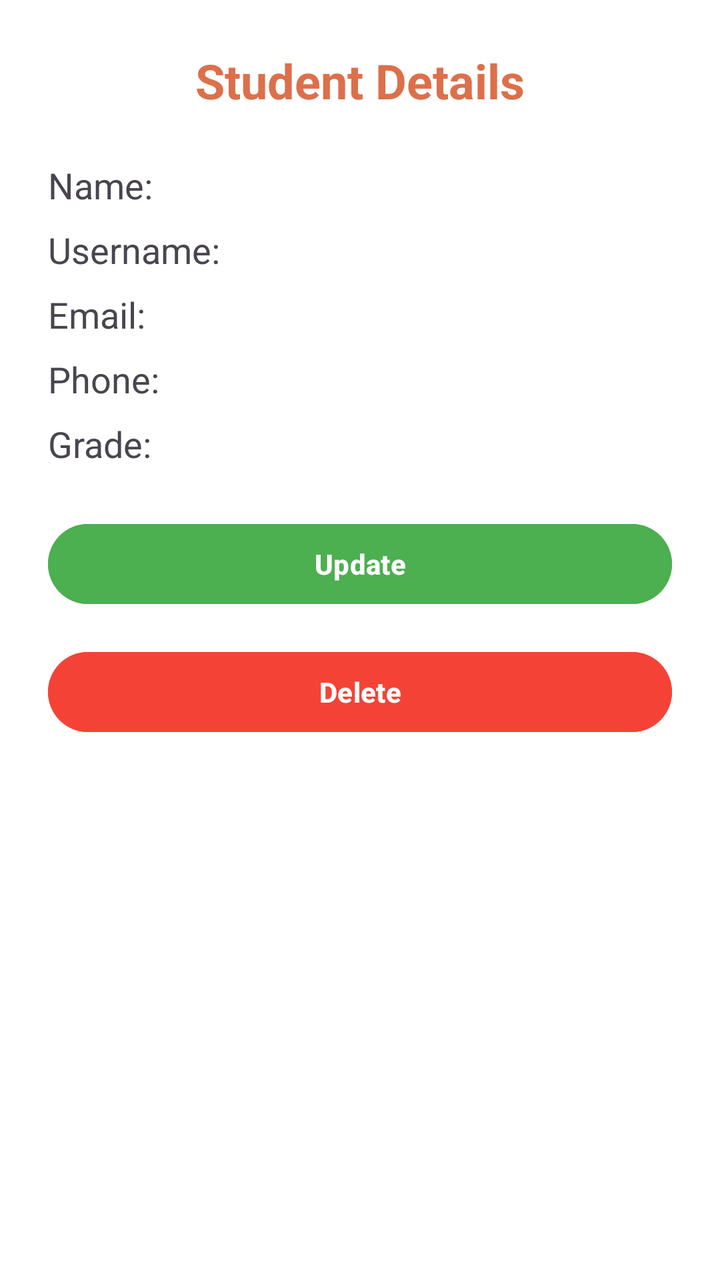
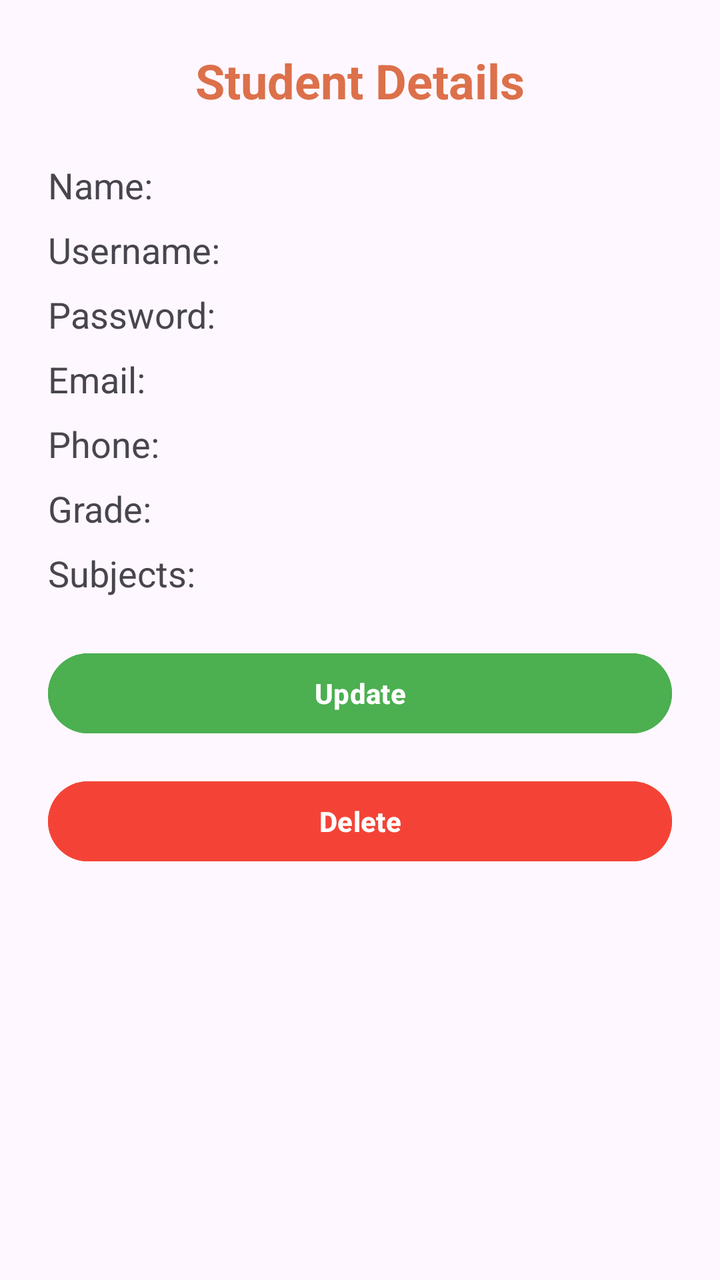

An Android layout rendered at two revisions. The XML below is the earlier revision; the diff shows what the commit changed to produce the second picture.
<!-- AndroidManifest.xml: application theme Theme.TutionApp -->
<!-- res/layout/activity_student_detail.xml -->
<?xml version="1.0" encoding="utf-8"?>
<ScrollView xmlns:android="http://schemas.android.com/apk/res/android"
    android:layout_width="match_parent"
    android:layout_height="match_parent"
    android:padding="24dp"
    android:background="#FFFFFF">

    <LinearLayout
        android:layout_width="match_parent"
        android:layout_height="wrap_content"
        android:orientation="vertical"
        android:gravity="center_horizontal">

        
        <TextView
            android:id="@+id/tvTitle"
            android:layout_width="wrap_content"
            android:layout_height="wrap_content"
            android:text="Student Details"
            android:textSize="24sp"
            android:textStyle="bold"
            android:textColor="#DC704A"
            android:layout_marginBottom="24dp" />

        
        <TextView
            android:id="@+id/tvName"
            android:layout_width="match_parent"
            android:layout_height="wrap_content"
            android:text="Name: "
            android:textSize="18sp"
            android:layout_marginBottom="8dp" />

        <TextView
            android:id="@+id/tvUsername"
            android:layout_width="match_parent"
            android:layout_height="wrap_content"
            android:text="Username: "
            android:textSize="18sp"
            android:layout_marginBottom="8dp" />

        <TextView
            android:id="@+id/tvEmail"
            android:layout_width="match_parent"
            android:layout_height="wrap_content"
            android:text="Email: "
            android:textSize="18sp"
            android:layout_marginBottom="8dp" />

        <TextView
            android:id="@+id/tvPhone"
            android:layout_width="match_parent"
            android:layout_height="wrap_content"
            android:text="Phone: "
            android:textSize="18sp"
            android:layout_marginBottom="8dp" />

        <TextView
            android:id="@+id/tvGrade"
            android:layout_width="match_parent"
            android:layout_height="wrap_content"
            android:text="Grade: "
            android:textSize="18sp"
            android:layout_marginBottom="24dp" />

        
        <Button
            android:id="@+id/btnUpdate"
            android:layout_width="match_parent"
            android:layout_height="wrap_content"
            android:text="Update"
            android:backgroundTint="#4CAF50"
            android:textColor="#FFFFFF"
            android:textStyle="bold"
            android:layout_marginBottom="16dp" />

        
        <Button
            android:id="@+id/btnDelete"
            android:layout_width="match_parent"
            android:layout_height="wrap_content"
            android:text="Delete"
            android:backgroundTint="#F44336"
            android:textColor="#FFFFFF"
            android:textStyle="bold" />
    </LinearLayout>
</ScrollView>
<!-- resources referenced by this layout -->
<resources>
  <style name="Theme.TutionApp" parent="Theme.Material3.DayNight.NoActionBar">
          
      </style>
</resources>

<!-- the commit's change to res/layout/activity_student_detail.xml (unified diff, before → after) -->
@@ -2,8 +2,7 @@
 <ScrollView xmlns:android="http://schemas.android.com/apk/res/android"
     android:layout_width="match_parent"
     android:layout_height="match_parent"
-    android:padding="24dp"
-    android:background="#FFFFFF">
+    android:padding="24dp">
 
     <LinearLayout
         android:layout_width="match_parent"
@@ -11,7 +10,6 @@
         android:orientation="vertical"
         android:gravity="center_horizontal">
 
-        
         <TextView
             android:id="@+id/tvTitle"
             android:layout_width="wrap_content"
@@ -22,7 +20,6 @@
             android:textColor="#DC704A"
             android:layout_marginBottom="24dp" />
 
-        
         <TextView
             android:id="@+id/tvName"
             android:layout_width="match_parent"
@@ -38,6 +35,15 @@
             android:text="Username: "
             android:textSize="18sp"
             android:layout_marginBottom="8dp" />
+
+        <TextView
+            android:id="@+id/tvPassword"
+            android:layout_width="match_parent"
+            android:layout_height="wrap_content"
+            android:text="Password: "
+            android:textSize="18sp"
+            android:layout_marginBottom="8dp" />
+
 
         <TextView
             android:id="@+id/tvEmail"
@@ -61,9 +67,16 @@
             android:layout_height="wrap_content"
             android:text="Grade: "
             android:textSize="18sp"
+            android:layout_marginBottom="8dp" />
+
+        <TextView
+            android:id="@+id/tvSubjects"
+            android:layout_width="match_parent"
+            android:layout_height="wrap_content"
+            android:text="Subjects: "
+            android:textSize="18sp"
             android:layout_marginBottom="24dp" />
 
-        
         <Button
             android:id="@+id/btnUpdate"
             android:layout_width="match_parent"
@@ -74,7 +87,6 @@
             android:textStyle="bold"
             android:layout_marginBottom="16dp" />
 
-        
         <Button
             android:id="@+id/btnDelete"
             android:layout_width="match_parent"
@@ -83,5 +95,6 @@
             android:backgroundTint="#F44336"
             android:textColor="#FFFFFF"
             android:textStyle="bold" />
+
     </LinearLayout>
 </ScrollView>
